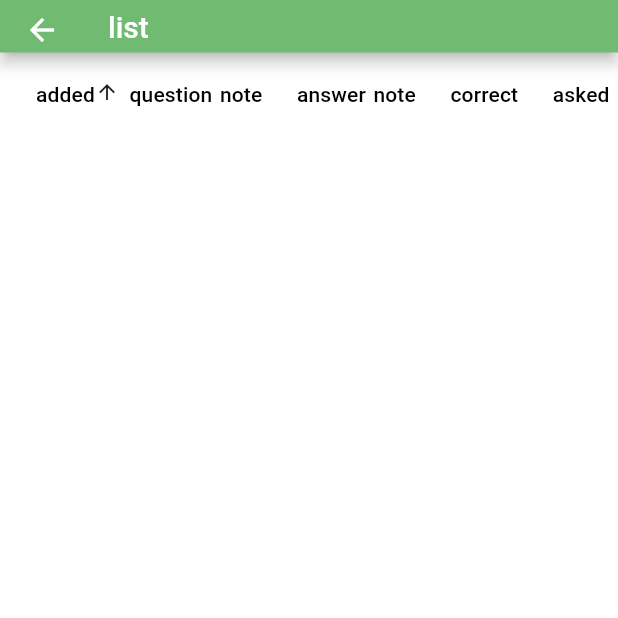
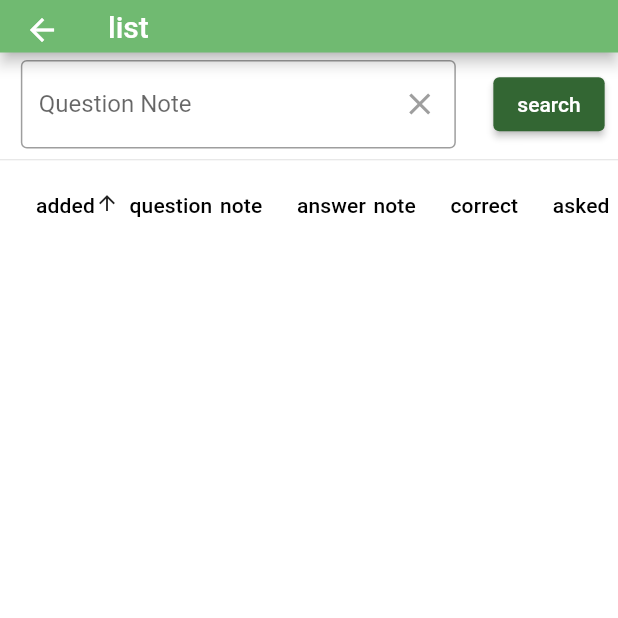
Before and after one commit to juri117/ink-to-brain, a Flutter app: the screen it shows after launch, after a tap on "list of questions", on a phone screen of 412 x 824 dp, the top half of it. Run offline on Flutter 3.47's test engine with Material 2 defaults, Android fonts, the phone set to English and light mode, and no system bars; our stand-ins replace permission_handler, shared_preferences, sqflite_common, sqflite_common_ffi; missing offline and left inert: flutter_device_type, flutter_tesseract_ocr, nextcloud; accounts and stored records are empty.

Commit message:
add search field on word list page

```diff
--- a/lib/list.dart
+++ b/lib/list.dart
@@ -14,11 +14,13 @@ class ListPage extends StatefulWidget {
 
 class _ListPageState extends State<ListPage> {
   List<Word> words = [];
+  List<Word> filteredWords = [];
 
   int _currentSortColumn = 0;
   bool _isAscending = true;
 
   final ScrollController _scrollController = ScrollController();
+  final TextEditingController _searchTxtControl = TextEditingController();
 
   @override
   void initState() {
@@ -26,12 +28,37 @@ class _ListPageState extends State<ListPage> {
     _loadWords();
   }
 
-  Future<void> _loadWords() async {
-    List<Word> newWords = await DatabaseCon().words(orderBy: "insertTs");
+  Future<void> _loadWords({String searchWord: ""}) async {
+    List<Word> newWords = [];
+    if (searchWord.isNotEmpty) {
+      newWords = await DatabaseCon().words(
+          orderBy: "insertTs",
+          where:
+              "questionTxt LIKE '%$searchWord%' OR answerTxt LIKE '%$searchWord%'");
+    } else {
+      newWords = await DatabaseCon().words(orderBy: "insertTs");
+    }
     setState(() {
       newWords.shuffle();
       words = newWords;
+      filteredWords = words;
       _sort(_currentSortColumn, _isAscending);
+    });
+  }
+
+  Future<void> _filterWords({String searchWord: ""}) async {
+    setState(() {
+      if (searchWord.isNotEmpty) {
+        filteredWords = words
+            .where((w) =>
+                w.questionTxt
+                    .toLowerCase()
+                    .contains(searchWord.toLowerCase()) ||
+                w.answerTxt.toLowerCase().contains(searchWord.toLowerCase()))
+            .toList();
+      } else {
+        filteredWords = words;
+      }
     });
   }
 
@@ -41,30 +68,30 @@ class _ListPageState extends State<ListPage> {
       _isAscending = ascending;
       switch (columnIndex) {
         case 0:
-          words
+          filteredWords
               .sort((dataA, dataB) => dataB.insertTs.compareTo(dataA.insertTs));
           break;
         case 2:
-          words.sort((dataA, dataB) =>
+          filteredWords.sort((dataA, dataB) =>
               dataB.correctCount.compareTo(dataA.correctCount));
           break;
         case 4:
-          words.sort((dataA, dataB) =>
+          filteredWords.sort((dataA, dataB) =>
               dataB.correctCount.compareTo(dataA.correctCount));
           break;
         case 5:
-          words.sort((dataA, dataB) =>
+          filteredWords.sort((dataA, dataB) =>
               dataB.correctCount.compareTo(dataA.correctCount));
           break;
         case 6:
-          words.sort((dataA, dataB) => (dataB.lastAskedTs ??
+          filteredWords.sort((dataA, dataB) => (dataB.lastAskedTs ??
                   DateTime.fromMicrosecondsSinceEpoch(0))
               .compareTo(
                   dataA.lastAskedTs ?? DateTime.fromMicrosecondsSinceEpoch(0)));
           break;
       }
       if (!ascending) {
-        words = List.from(words.reversed);
+        filteredWords = List.from(filteredWords.reversed);
       }
     });
   }
@@ -78,16 +105,67 @@ class _ListPageState extends State<ListPage> {
             child: AppBar(
               title: const Text("list"),
             )),
-        body: Scrollbar(
+        body: Column(children: [
+          Row(
+              crossAxisAlignment: CrossAxisAlignment.center,
+              mainAxisAlignment: MainAxisAlignment.center,
+              children: [
+                Container(
+                    width: 300,
+                    padding: const EdgeInsets.all(5),
+                    child: TextField(
+                        controller: _searchTxtControl,
+                        onSubmitted: (value) {
+                          _filterWords(searchWord: _searchTxtControl.text);
+                        },
+                        minLines: 1, //Normal textInputField will be displayed
+                        maxLines:
+                            1, // when user presses enter it will adapt to it
+                        decoration: InputDecoration(
+                          border: OutlineInputBorder(
+                              borderSide: BorderSide(
+                                  color:
+                                      Theme.of(context).colorScheme.secondary)),
+                          hintText: '...',
+                          labelText: 'Question Note',
+                          suffixIcon: IconButton(
+                            // Icon to
+                            icon: const Icon(Icons.clear,
+                                color: Colors.grey), // clear text
+                            onPressed: () {
+                              setState(() {
+                                _searchTxtControl.text = "";
+                              });
+                              _filterWords();
+                            },
+                          ),
+                        ))),
+                const SizedBox(
+                  width: 20,
+                ),
+                ElevatedButton(
+                  child: const Text("search"),
+                  onPressed: () {
+                    _filterWords(searchWord: _searchTxtControl.text);
+                  },
+                )
+              ]),
+          const Divider(
+            height: 5,
+          ),
+          Expanded(
+              child: Container(
+                  child: Scrollbar(
                       controller: _scrollController,
-            isAlwaysShown:
-                Platform.isWindows || Platform.isLinux || Platform.isMacOS,
+                      isAlwaysShown: Platform.isWindows ||
+                          Platform.isLinux ||
+                          Platform.isMacOS,
                       child: SingleChildScrollView(
                           controller: _scrollController,
                           child: LayoutBuilder(
                               builder: (context, constraints) => ConstrainedBox(
-                        constraints:
-                            BoxConstraints(minWidth: constraints.maxWidth),
+                                  constraints: BoxConstraints(
+                                      minWidth: constraints.maxWidth),
                                   child: DataTable(
                                       columnSpacing: 5.0,
                                       sortColumnIndex: _currentSortColumn,
@@ -98,7 +176,8 @@ class _ListPageState extends State<ListPage> {
                                             onSort: (columnIndex, ascending) {
                                               _sort(columnIndex, ascending);
                                             }),
-                              const DataColumn(label: Text('question')),
+                                        const DataColumn(
+                                            label: Text('question')),
                                         DataColumn(
                                             label: const Text('note'),
                                             onSort: (columnIndex, ascending) {
@@ -123,49 +202,62 @@ class _ListPageState extends State<ListPage> {
                                         const DataColumn(label: Text(''))
                                       ],
                                       rows: List<DataRow>.generate(
-                                words.length,
+                                          filteredWords.length,
                                           (int index) => DataRow(
-                                      color: MaterialStateProperty.resolveWith<
-                                          Color?>((Set<MaterialState> states) {
-                                        if (states
-                                            .contains(MaterialState.selected)) {
+                                                color: MaterialStateProperty
+                                                    .resolveWith<Color?>(
+                                                        (Set<MaterialState>
+                                                            states) {
+                                                  if (states.contains(
+                                                      MaterialState.selected)) {
                                                     return Theme.of(context)
                                                         .colorScheme
                                                         .primary
                                                         .withOpacity(0.08);
                                                   }
                                                   if (index.isEven) {
-                                          return Colors.grey.withOpacity(0.1);
+                                                    return Colors.grey
+                                                        .withOpacity(0.1);
                                                   }
                                                   return null;
                                                 }),
                                                 cells: <DataCell>[
                                                   DataCell(AspectRatio(
                                                       aspectRatio: 3.0,
-                                            child: Text(words[index]
+                                                      child: Text(filteredWords[
+                                                              index]
                                                           .getInsertDateStr()))),
                                                   DataCell(SizedBox(
                                                       width: 120,
                                                       child: AspectRatio(
                                                           aspectRatio: 3.0,
-                                                child: Image.memory(words[index]
+                                                          child: Image.memory(
+                                                              filteredWords[
+                                                                      index]
                                                                   .questionPix)))),
-                                        DataCell(
-                                            Text(words[index].questionTxt)),
+                                                  DataCell(Text(
+                                                      filteredWords[index]
+                                                          .questionTxt)),
                                                   DataCell(SizedBox(
                                                       width: 120,
                                                       child: AspectRatio(
                                                           aspectRatio: 3.0,
                                                           child: Image.memory(
-                                                    words[index].answerPix)))),
-                                        DataCell(Text(words[index].answerTxt)),
+                                                              filteredWords[
+                                                                      index]
+                                                                  .answerPix)))),
                                                   DataCell(Text(
-                                            "${words[index].correctCount}")),
-                                        DataCell(Text(words[index]
+                                                      filteredWords[index]
+                                                          .answerTxt)),
+                                                  DataCell(Text(
+                                                      "${filteredWords[index].correctCount}")),
+                                                  DataCell(Text(filteredWords[
+                                                          index]
                                                       .getlastAskedDateStr())),
                                                   DataCell(
                                                     IconButton(
-                                            icon: const Icon(Icons.edit),
+                                                      icon: const Icon(
+                                                          Icons.edit),
                                                       tooltip: 'edit',
                                                       onPressed: () {
                                                         Navigator.push(
@@ -173,13 +265,16 @@ class _ListPageState extends State<ListPage> {
                                                           MaterialPageRoute(
                                                               builder: (context) =>
                                                                   NewWordPage(
-                                                            editId: words[index]
+                                                                      editId: filteredWords[
+                                                                              index]
                                                                           .id)),
-                                              ).then((value) => _loadWords());
+                                                        ).then((value) =>
+                                                            _loadWords());
                                                       },
                                                     ),
                                                   ),
                                                 ],
-                                    ))))))));
+                                              )))))))))
+        ]));
   }
 }
```
Also changed, not shown: 1 other file. Lines whose indentation alone changed are shown as unchanged.
